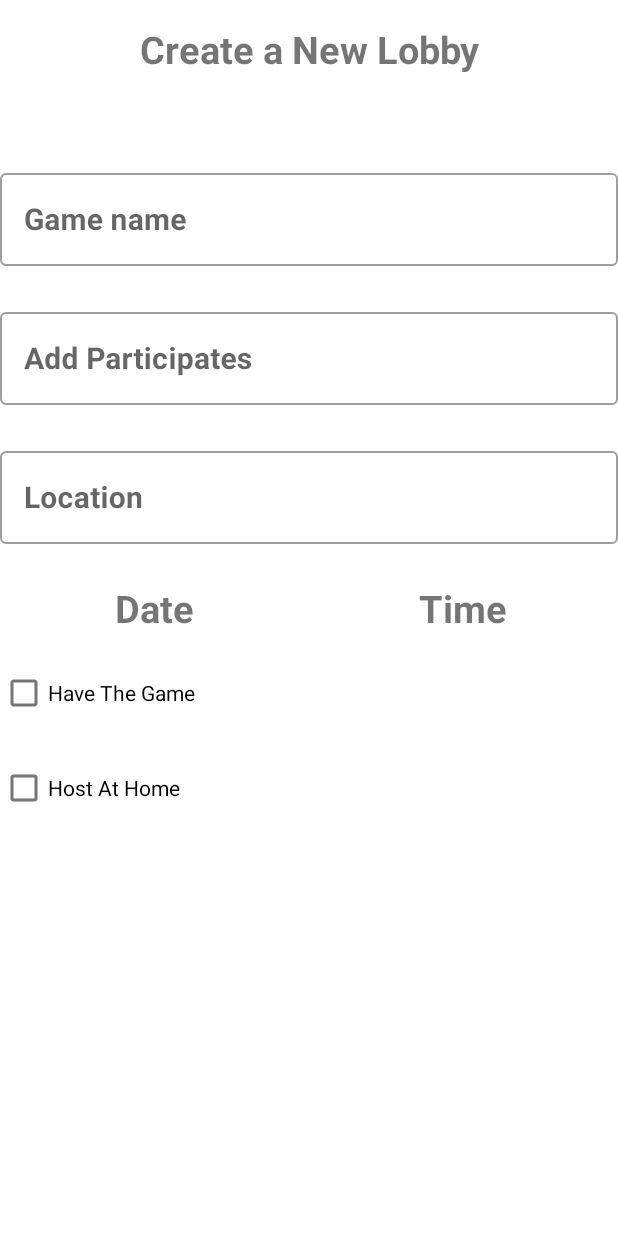
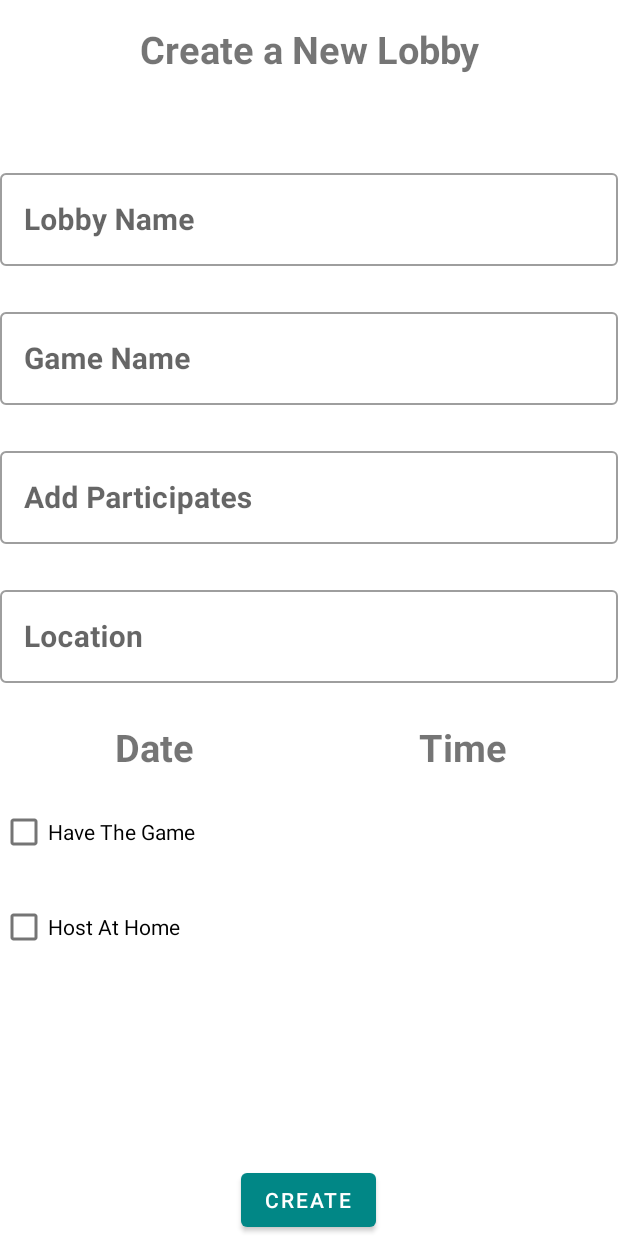
Before and after one commit to liadT22/ImBoard, an Android app: the NewLobbyFragment screen opened through its navigation route, on a phone screen of 412 x 824 dp. Run offline under Robolectric (Android 15) with nearby library versions, the phone set to English and light mode, and no system bars; 8 statements that could not run were skipped.

Commit message:
new lobby now add it to firebase

```diff
--- a/app/src/main/java/com/example/imboard/MainActivity.kt
+++ b/app/src/main/java/com/example/imboard/MainActivity.kt
@@ -8,6 +8,7 @@ import androidx.fragment.app.Fragment
 import com.example.imboard.databinding.ActivityMainBinding
 import com.example.imboard.fragments.*
 import com.example.imboard.ui.login.RegisterOrLoginScreenFragment
+import com.example.imboard.ui.new_lobby.NewLobbyFragment
 
 class MainActivity : AppCompatActivity(), Communicator {
     lateinit var binding: ActivityMainBinding
--- a/app/src/main/java/com/example/imboard/fragments/NewLobbyFragment.kt
+++ /dev/null
@@ -1,42 +0,0 @@
-package com.example.imboard.fragments
-
-import android.os.Bundle
-import androidx.fragment.app.Fragment
-import android.view.LayoutInflater
-import android.view.View
-import android.view.ViewGroup
-import androidx.navigation.fragment.findNavController
-import com.example.imboard.R
-import com.example.imboard.databinding.FragmentNewLobbyBinding
-import com.example.imboard.util.autoCleared
-import com.google.android.material.bottomnavigation.BottomNavigationView
-
-class NewLobbyFragment : Fragment() {
-    private var binding : FragmentNewLobbyBinding by autoCleared()
-    override fun onCreateView(
-        inflater: LayoutInflater,
-        container: ViewGroup?,
-        savedInstanceState: Bundle?
-    ): View? {
-        binding = FragmentNewLobbyBinding.inflate(inflater,container,false)
-        requireActivity().findViewById<BottomNavigationView>(R.id.bottom_navigation).setOnNavigationItemSelectedListener()
-        {
-
-            when (it.itemId) {
-                R.id.ic_account -> findNavController().navigate(R.id.action_newLobbyFragment_to_accountFragment)
-                R.id.ic_search -> findNavController().navigate(R.id.action_newLobbyFragment_to_searchFragment)
-                R.id.ic_shop -> findNavController().navigate(R.id.action_newLobbyFragment_to_shopFragment)
-            }
-            true
-        }
-        return binding.root
-    }
-
-    override fun onViewCreated(view: View, savedInstanceState: Bundle?) {
-        super.onViewCreated(view, savedInstanceState)
-    }
-
-    override fun onDestroyView() {
-        super.onDestroyView()
-    }
-}
--- a/app/src/main/java/com/example/imboard/model/Game.kt
+++ b/app/src/main/java/com/example/imboard/model/Game.kt
@@ -2,4 +2,4 @@ package com.example.imboard.model
 
 import java.net.URI
 
-data class Game(val Id: String = "",val name: String = "", val MaxPlayerCount: Int = 0, val picture: URI? = null)
+data class Game(val Id: String = "",val name: String = "", val MaxPlayerCount: Int = 0, val image: Int = 0)
--- a/app/src/main/java/com/example/imboard/model/User.kt
+++ b/app/src/main/java/com/example/imboard/model/User.kt
@@ -6,8 +6,6 @@ import java.net.URI
 
 data class User(val name:String ="",
                 val email:String="",
-                val location : Location? = null,
                 val games: List<Game>? = null,
                 val lobbies: List<Lobby>? = null,
-                val picture: URI? = null,
                 val id: String = "")
--- a/app/src/main/java/com/example/imboard/repository/FirebaseImpl/LobbiesRepository.kt
+++ b/app/src/main/java/com/example/imboard/repository/FirebaseImpl/LobbiesRepository.kt
@@ -2,10 +2,12 @@ package com.example.imboard.repository.FirebaseImpl
 
 import com.example.imboard.model.Game
 import com.example.imboard.model.Lobby
+import com.example.imboard.model.User
+import com.google.type.DateTime
 import il.co.syntax.myapplication.util.Resource
 
 interface LobbiesRepository {
-    suspend fun addLobby(title:String, game: Game) : Resource<Void>
+    suspend fun addLobby(lobbyName: String, lobbyImage :Int, location : String , host: User, game: Game ,lobbyMaxPlayers : Int, date: String, haveTheGame : Boolean) : Resource<Void>
     suspend fun deleteLobby(lobbyId: String) : Resource<Void>
     suspend fun setAgeRestriction(lobbyId: String, ageRestriction: Int): Resource<Void>
     suspend fun getLobby(id:String): Resource<Lobby>
--- a/app/src/main/res/layout/fragment_new_lobby.xml
+++ b/app/src/main/res/layout/fragment_new_lobby.xml
@@ -3,7 +3,7 @@
     xmlns:tools="http://schemas.android.com/tools"
     android:layout_width="match_parent"
     android:layout_height="match_parent"
-    tools:context=".fragments.NewLobbyFragment"
+    tools:context=".ui.new_lobby.NewLobbyFragment"
     android:orientation="vertical">
 
     <TextView
@@ -19,7 +19,7 @@
         android:layout_width="match_parent"
         android:layout_marginTop="60dp"
         android:layout_height="wrap_content"
-        android:hint="Game name"
+        android:hint="Lobby Name"
         style="@style/Widget.MaterialComponents.TextInputLayout.OutlinedBox"
         >
         <EditText
@@ -28,7 +28,23 @@
             android:layout_height="wrap_content"
             android:textStyle="bold"
             android:textSize="20sp"
-            android:id="@+id/game_name"/>
+            android:id="@+id/lobby_name_new_lbby"/>
+
+    </com.google.android.material.textfield.TextInputLayout>
+    <com.google.android.material.textfield.TextInputLayout
+        android:layout_width="match_parent"
+        android:layout_marginTop="25dp"
+        android:layout_height="wrap_content"
+        android:hint="Game Name"
+        style="@style/Widget.MaterialComponents.TextInputLayout.OutlinedBox"
+        >
+        <EditText
+            android:clickable="true"
+            android:layout_width="match_parent"
+            android:layout_height="wrap_content"
+            android:textStyle="bold"
+            android:textSize="20sp"
+            android:id="@+id/game_name_new_lobby"/>
     </com.google.android.material.textfield.TextInputLayout>
 
     <com.google.android.material.textfield.TextInputLayout
@@ -44,7 +60,7 @@
             android:layout_height="wrap_content"
             android:textStyle="bold"
             android:textSize="20sp"
-            android:id="@+id/add_participates"/>
+            android:id="@+id/add_participates_new_lbby"/>
     </com.google.android.material.textfield.TextInputLayout>
 
     <com.google.android.material.textfield.TextInputLayout
@@ -59,7 +75,7 @@
             android:layout_height="wrap_content"
             android:textStyle="bold"
             android:textSize="20sp"
-            android:id="@+id/location_btn"/>
+            android:id="@+id/location_new_lobby"/>
     </com.google.android.material.textfield.TextInputLayout>
 
     <LinearLayout
@@ -103,7 +119,16 @@
     </com.google.android.material.textfield.TextInputLayout>
 
     </LinearLayout>
-
+    <LinearLayout
+        android:layout_width="match_parent"
+        android:layout_height="match_parent"
+        android:layout_weight="1"
+        android:orientation="horizontal">
+        <LinearLayout
+            android:layout_width="match_parent"
+            android:layout_height="match_parent"
+            android:layout_weight="1"
+            android:orientation="vertical">
             <com.google.android.material.checkbox.MaterialCheckBox
                 android:layout_width="wrap_content"
                 android:layout_height="wrap_content"
@@ -118,5 +143,27 @@
                 android:text="Host At Home"
                 android:id="@+id/checkbox_home_host"/>
 
+        </LinearLayout>
+        <ProgressBar
+            android:id="@+id/new_lobby_progress_bar"
+            style="?android:attr/progressBarStyle"
+            android:layout_width="wrap_content"
+            android:layout_height="wrap_content"
+            android:paddingTop="10dp"
+            android:layout_gravity="center"
+            android:layout_marginEnd="50dp"
+            android:visibility="gone"
+/>
+    </LinearLayout>
+
+
+    <Button
+        android:layout_width="wrap_content"
+        android:layout_height="wrap_content"
+        android:layout_gravity="center"
+        android:text="Create"
+        android:layout_marginTop="10dp"
+        android:id="@+id/create_button_new_lobby"/>
+
 
 </LinearLayout>
--- a/app/src/main/res/navigation/my_nav_fix.xml
+++ b/app/src/main/res/navigation/my_nav_fix.xml
@@ -93,7 +93,7 @@
     </fragment>
     <fragment
         android:id="@+id/newLobbyFragment"
-        android:name="com.example.imboard.fragments.NewLobbyFragment"
+        android:name="com.example.imboard.ui.new_lobby.NewLobbyFragment"
         android:label="fragment_new_lobby"
         tools:layout="@layout/fragment_new_lobby" >
         <action
```
Also changed, not shown: app/src/main/java/com/example/imboard/model/Lobby.kt (+9 -10 lines), app/src/main/java/com/example/imboard/repository/FirebaseImpl/LobbyRepositoryFirebase.kt (+16 -3 lines), app/src/main/java/com/example/imboard/ui/new_lobby/NewLobbyFragment.kt (added, +93 -0 lines), app/src/main/java/com/example/imboard/ui/new_lobby/NewLobbyViewModel.kt (added, +54 -0 lines). Lines whose indentation alone changed are shown as unchanged.
